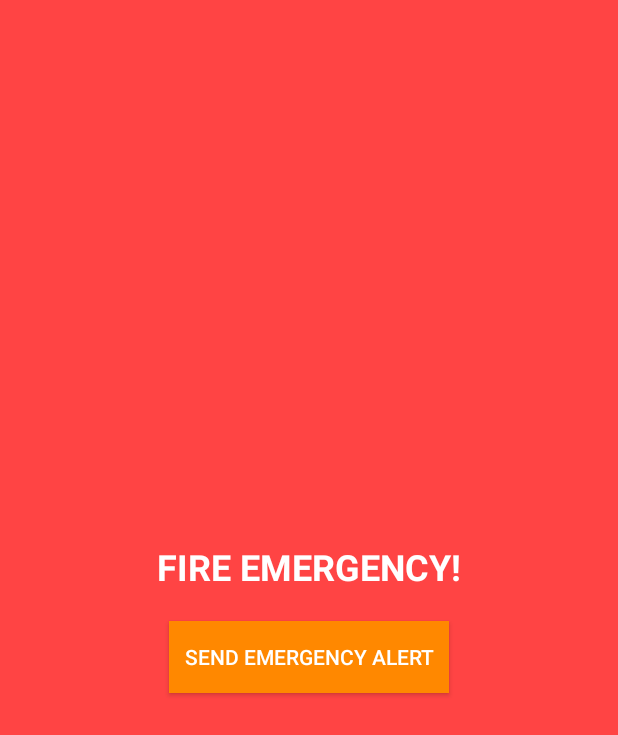
After one commit to it21175848/Smart_Home, an Android app: the FireEmergency screen opened directly, with no data from a screen before it, on a phone screen of 412 x 824 dp. The commit adds this screen. Shown: the top 735 px of the screen. Run offline under Robolectric (Android 15) with nearby library versions, the phone set to English and light mode, and no system bars.

Commit message:
add new component fire emegency

```diff
--- a/app/build.gradle.kts
+++ b/app/build.gradle.kts
@@ -37,6 +37,7 @@ dependencies {
     implementation(libs.material)
     implementation(libs.activity)
     implementation(libs.constraintlayout)
+    implementation(libs.play.services.location)
     testImplementation(libs.junit)
     androidTestImplementation(libs.ext.junit)
     androidTestImplementation(libs.espresso.core)
--- /dev/null
+++ b/app/src/main/java/com/example/light_on_off/FireEmergency.java
@@ -0,0 +1,89 @@
+package com.example.light_on_off;
+
+import android.Manifest;
+import android.content.Intent;
+import android.content.pm.PackageManager;
+import android.location.Location;
+import android.net.Uri;
+import android.os.Bundle;
+import android.view.View;
+import android.widget.Button;
+import android.widget.Toast;
+import androidx.annotation.NonNull;
+import androidx.appcompat.app.AppCompatActivity;
+import androidx.core.app.ActivityCompat;
+import com.google.android.gms.location.FusedLocationProviderClient;
+import com.google.android.gms.location.LocationServices;
+import com.google.android.gms.tasks.OnSuccessListener;
+
+public class FireEmergency extends AppCompatActivity {
+
+    private FusedLocationProviderClient fusedLocationClient;
+    private String locationCoordinates;
+
+    @Override
+    protected void onCreate(Bundle savedInstanceState) {
+        super.onCreate(savedInstanceState);
+        setContentView(R.layout.activity_fire_emergency);
+
+        fusedLocationClient = LocationServices.getFusedLocationProviderClient(this);
+        Button btnSendWhatsApp = findViewById(R.id.btnSendWhatsApp);
+
+        // Get the user's location
+        getLocation();
+
+        btnSendWhatsApp.setOnClickListener(new View.OnClickListener() {
+            @Override
+            public void onClick(View v) {
+                sendWhatsAppMessage();
+            }
+        });
+    }
+
+    private void getLocation() {
+        if (ActivityCompat.checkSelfPermission(this, Manifest.permission.ACCESS_FINE_LOCATION) != PackageManager.PERMISSION_GRANTED &&
+                ActivityCompat.checkSelfPermission(this, Manifest.permission.ACCESS_COARSE_LOCATION) != PackageManager.PERMISSION_GRANTED) {
+            ActivityCompat.requestPermissions(this,
+                    new String[]{Manifest.permission.ACCESS_FINE_LOCATION, Manifest.permission.ACCESS_COARSE_LOCATION},
+                    1);
+            return;
+        }
+
+        fusedLocationClient.getLastLocation()
+                .addOnSuccessListener(this, new OnSuccessListener<Location>() {
+                    @Override
+                    public void onSuccess(Location location) {
+                        if (location != null) {
+                            locationCoordinates = "https://maps.google.com/?q=" + location.getLatitude() + "," + location.getLongitude();
+                        } else {
+                            Toast.makeText(FireEmergency.this, "Unable to get location", Toast.LENGTH_SHORT).show();
+                        }
+                    }
+                });
+    }
+
+    private void sendWhatsAppMessage() {
+        String phoneNumber = "+94763658028";
+        String message = "🔥 Emergency Alert! A fire has been detected at my location: " + locationCoordinates + ". Please send help immediately!";
+
+        try {
+            Intent intent = new Intent(Intent.ACTION_VIEW);
+            intent.setData(Uri.parse("https://wa.me/" + phoneNumber + "?text=" + Uri.encode(message)));
+            startActivity(intent);
+        } catch (Exception e) {
+            Toast.makeText(this, "WhatsApp not installed", Toast.LENGTH_SHORT).show();
+        }
+    }
+
+    @Override
+    public void onRequestPermissionsResult(int requestCode, @NonNull String[] permissions, @NonNull int[] grantResults) {
+        super.onRequestPermissionsResult(requestCode, permissions, grantResults);
+        if (requestCode == 1) {
+            if (grantResults.length > 0 && grantResults[0] == PackageManager.PERMISSION_GRANTED) {
+                getLocation(); // Retry getting the location
+            } else {
+                Toast.makeText(this, "Location permission denied", Toast.LENGTH_SHORT).show();
+            }
+        }
+    }
+}
--- /dev/null
+++ b/app/src/main/res/layout/activity_fire_emergency.xml
@@ -0,0 +1,28 @@
+<?xml version="1.0" encoding="utf-8"?>
+<LinearLayout xmlns:android="http://schemas.android.com/apk/res/android"
+    android:layout_width="match_parent"
+    android:layout_height="match_parent"
+    android:gravity="center"
+    android:orientation="vertical"
+    android:padding="20dp"
+    android:background="@android:color/holo_red_light">
+
+    <TextView
+        android:layout_width="wrap_content"
+        android:layout_height="wrap_content"
+        android:text="@string/fire_emergency"
+        android:textSize="24sp"
+        android:textStyle="bold"
+        android:textColor="@android:color/white"
+        android:gravity="center"/>
+
+    <Button
+        android:id="@+id/btnSendWhatsApp"
+        android:layout_width="wrap_content"
+        android:layout_height="wrap_content"
+        android:text="@string/send_emergency_alert"
+        android:layout_marginTop="20dp"
+        android:padding="10dp"
+        android:background="@android:color/holo_orange_dark"
+        android:textColor="@android:color/white"/>
+</LinearLayout>
--- a/app/src/main/res/layout/activity_home.xml
+++ b/app/src/main/res/layout/activity_home.xml
@@ -170,7 +170,7 @@
             android:layout_toEndOf="@+id/goToLightControl1"
             android:background="@drawable/button_background"
             android:backgroundTint="#880066"
-            android:text="Bluetooth Connect"
+            android:text="Fire Emergency"
             android:textColor="#FFFFFF"
             android:textSize="18sp"
             app:iconTint="#4CAF50"
--- a/app/src/main/res/values/strings.xml
+++ b/app/src/main/res/values/strings.xml
@@ -7,5 +7,6 @@
     <string name="voice_control">🎤 Voice Control</string>
     <string name="app_logo">App Logo</string>
     <string name="netg">NetG</string>
-    <string name="voice_control_voice">Voice Control</string>
+    <string name="fire_emergency">FIRE EMERGENCY!</string>
+    <string name="send_emergency_alert">Send Emergency Alert</string>
 </resources>
--- a/gradle/libs.versions.toml
+++ b/gradle/libs.versions.toml
@@ -7,6 +7,7 @@ appcompat = "1.7.0"
 material = "1.12.0"
 activity = "1.8.0"
 constraintlayout = "2.2.0"
+playServicesLocation = "21.3.0"
 
 [libraries]
 junit = { group = "junit", name = "junit", version.ref = "junit" }
@@ -16,6 +17,7 @@ appcompat = { group = "androidx.appcompat", name = "appcompat", version.ref = "a
 material = { group = "com.google.android.material", name = "material", version.ref = "material" }
 activity = { group = "androidx.activity", name = "activity", version.ref = "activity" }
 constraintlayout = { group = "androidx.constraintlayout", name = "constraintlayout", version.ref = "constraintlayout" }
+play-services-location = { group = "com.google.android.gms", name = "play-services-location", version.ref = "playServicesLocation" }
 
 [plugins]
 android-application = { id = "com.android.application", version.ref = "agp" }
```
Also changed, not shown: app/src/main/AndroidManifest.xml (+14 -10 lines), app/src/main/java/com/example/light_on_off/HomeActivity.java (+6 -14 lines).
